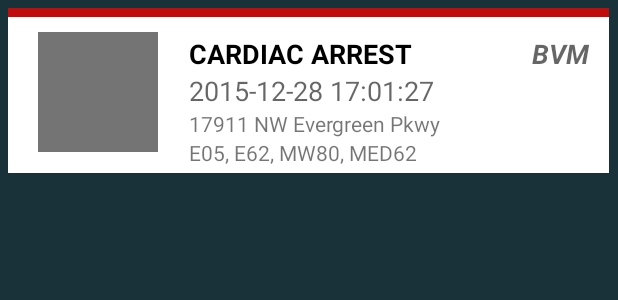
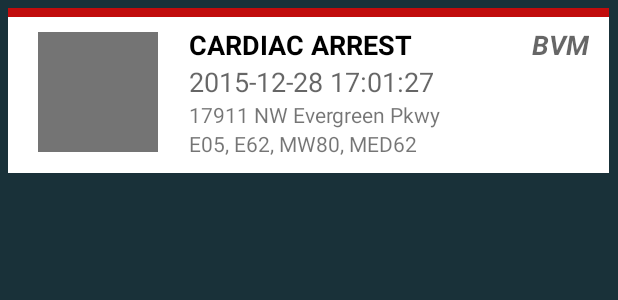
Before and after one commit to Brandantl/Oregon-9-1-1-Mobile, an Android app: the layout custom_call_list_row.xml on its own in the app's theme, with its tools: preview values and no code run, on a phone screen of 412 x 824 dp. Shown: the top 300 px of the screen. Run offline under Robolectric (Android 15) with nearby library versions, the phone set to English and light mode, and no system bars.

Commit message:
Alignment issue

```diff
--- a/Oregon9-1-1/app/src/main/res/layout/custom_call_list_row.xml
+++ b/Oregon9-1-1/app/src/main/res/layout/custom_call_list_row.xml
@@ -56,7 +56,7 @@
                     android:orientation="vertical"
                     android:layout_width="fill_parent"
                     android:layout_height="fill_parent"
-                    android:paddingTop="12dp"
+                    android:paddingTop="6dp"
                     android:layout_weight="0.23">
 
                     <TextView
@@ -95,7 +95,7 @@
                     android:orientation="vertical"
                     android:layout_width="fill_parent"
                     android:layout_height="fill_parent"
-                    android:paddingTop="12dp"
+                    android:paddingTop="6dp"
                     android:layout_weight="0.415">
 
                     <TextView
```
